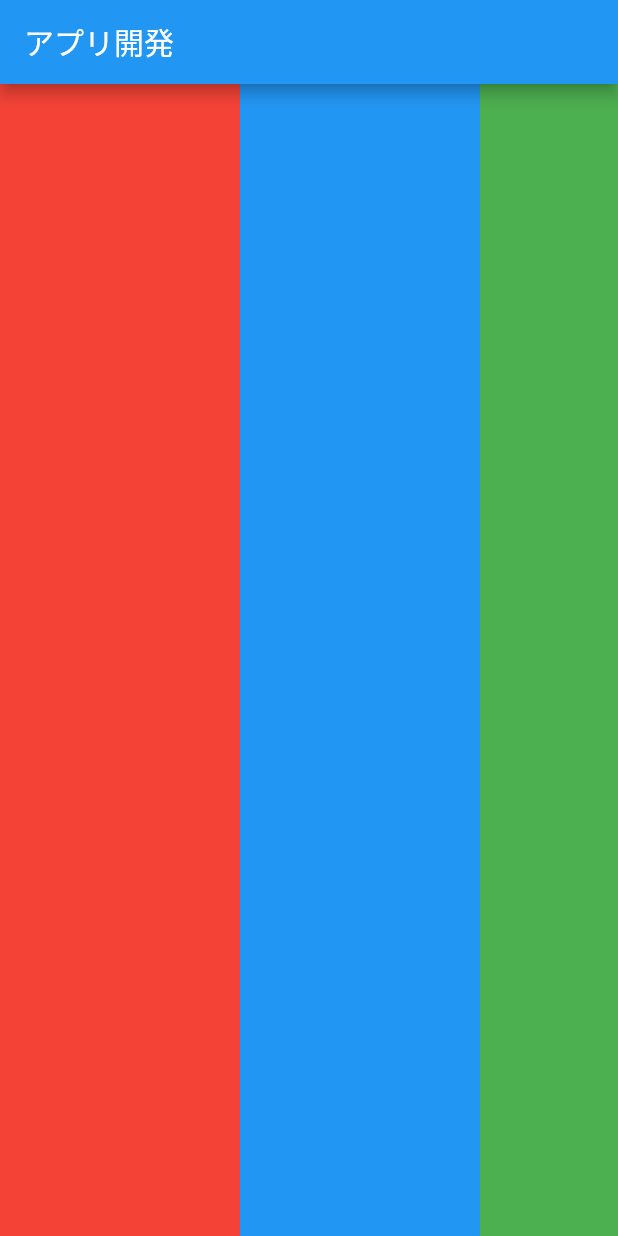
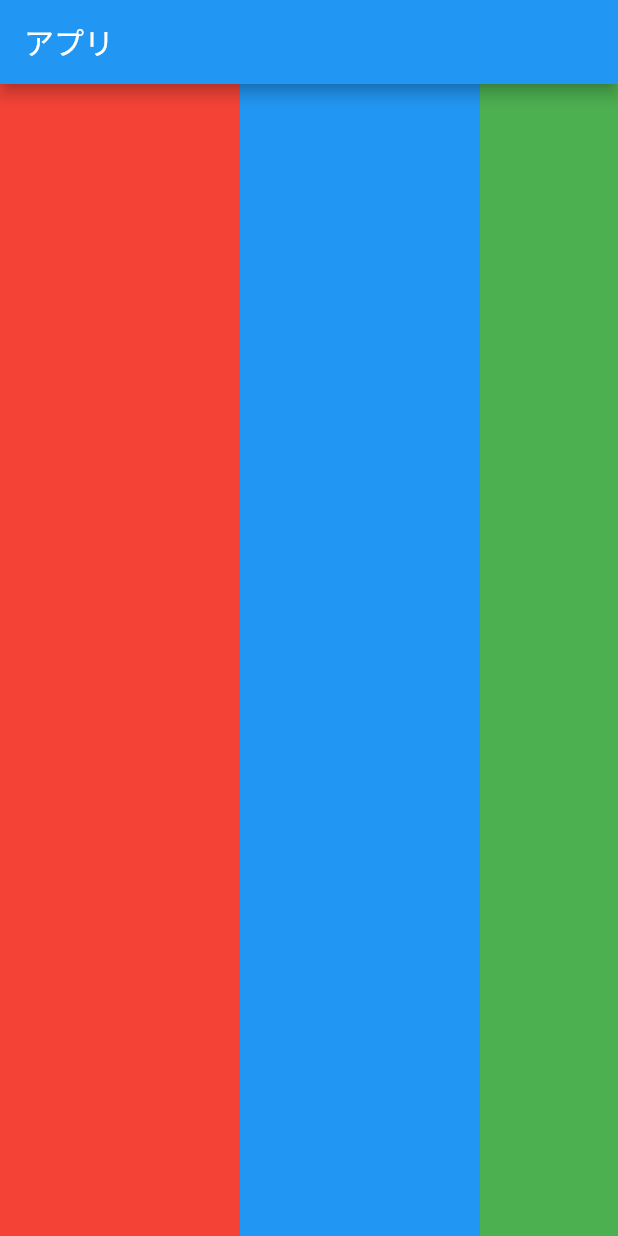
Before and after one commit to feei031/feei2, a Flutter app: the screen it shows after launch, on a phone screen of 412 x 824 dp. Run offline on Flutter 3.47's test engine with Material 2 defaults, Android fonts, the phone set to English and light mode, and no system bars.

Commit message:
third commit

```diff
--- a/lib/main.dart
+++ b/lib/main.dart
@@ -40,7 +40,7 @@ class _MyHomePageState extends State<MyHomePage> {
 
     return Scaffold(
       appBar: AppBar(
-        title: Text('アプリ開発'),
+        title: Text('アプリ'),
       ),
       body: Container(
         width: double.infinity,
```
